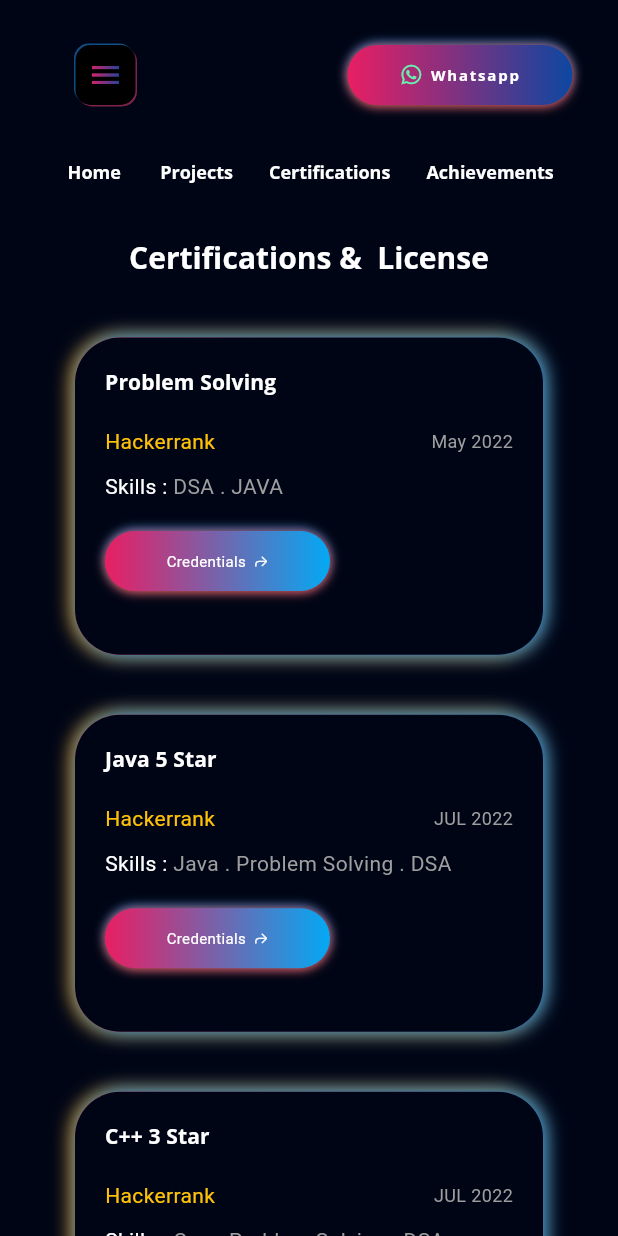
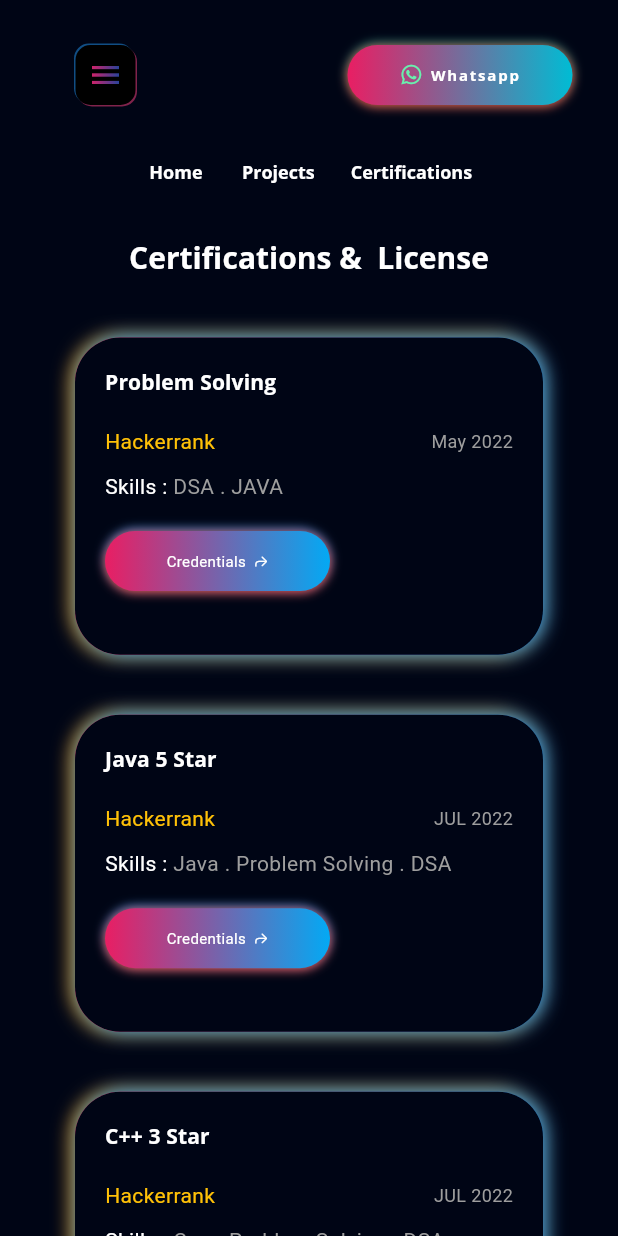
Before and after one commit to stp2003/portfolio_new, a Flutter app: the screen it shows after launch, scrolled down 1372 dp, on a phone screen of 412 x 824 dp. Run offline on Flutter 3.47's test engine with Material 2 defaults, Android fonts, the phone set to English and light mode, and no system bars; our stand-ins replace flutter_svg, font_awesome_flutter, get, google_fonts.

Commit message:
nav bar made

```diff
--- a/lib/view/main/components/top nav bar/navigation_button_list.dart
+++ b/lib/view/main/components/top nav bar/navigation_button_list.dart
@@ -19,14 +19,16 @@
             children: [
               NavigationTextButton(
                 onTap: () {
-                  controller.animateToPage(0,
-                      duration: const Duration(milliseconds: 500),
-                      curve: Curves.easeIn);
+                  controller.animateToPage(
+                    0,
+                    duration: const Duration(milliseconds: 500),
+                    curve: Curves.easeIn,
+                  );
                 },
                 text: 'Home',
               ),
               if (!Responsive.isLargeMobile(context))
-                NavigationTextButton(onTap: () {}, text: 'About us'),
+                NavigationTextButton(onTap: () {}, text: 'About me'),
               NavigationTextButton(
                 onTap: () {
                   controller.animateToPage(
@@ -47,10 +49,6 @@
                 },
                 text: 'Certifications',
               ),
-              NavigationTextButton(
-                onTap: () {},
-                text: 'Achievements',
-              ),
             ],
           ),
         );
--- a/lib/view/main/components/top nav bar/top_navigation_bar.dart
+++ b/lib/view/main/components/top nav bar/top_navigation_bar.dart
@@ -18,7 +18,7 @@
           Padding(
             padding: const EdgeInsets.all(defaultPadding),
             child: !Responsive.isLargeMobile(context)
-                ? Image.asset('assets/images/triange_icon.png')
+                ? Image.asset('assets/images/batman.png')
                 : MenuButton(
                     onTap: () => Scaffold.of(context).openDrawer(),
                   ),
--- a/lib/view/main/components/top nav bar/whatsapp_connect_button.dart
+++ b/lib/view/main/components/top nav bar/whatsapp_connect_button.dart
@@ -25,22 +25,23 @@
           width: 150,
           decoration: BoxDecoration(
             borderRadius: BorderRadius.circular(defaultPadding),
-              gradient: LinearGradient(
+            gradient: const LinearGradient(
               colors: [
                 Colors.pink,
-                  Colors.blue.shade900,
+                Colors.cyan,
               ],
             ),
             boxShadow: const [
               BoxShadow(
-                    color: Colors.blue,
+                  color: Colors.teal,
                   offset: Offset(0, -1),
                   blurRadius: defaultPadding / 4),
               BoxShadow(
                   color: Colors.red,
                   offset: Offset(0, 1),
                   blurRadius: defaultPadding / 4),
-              ]),
+            ],
+          ),
           child: Row(
             mainAxisAlignment: MainAxisAlignment.center,
             crossAxisAlignment: CrossAxisAlignment.center,
```
Lines whose indentation alone changed are shown as unchanged.
